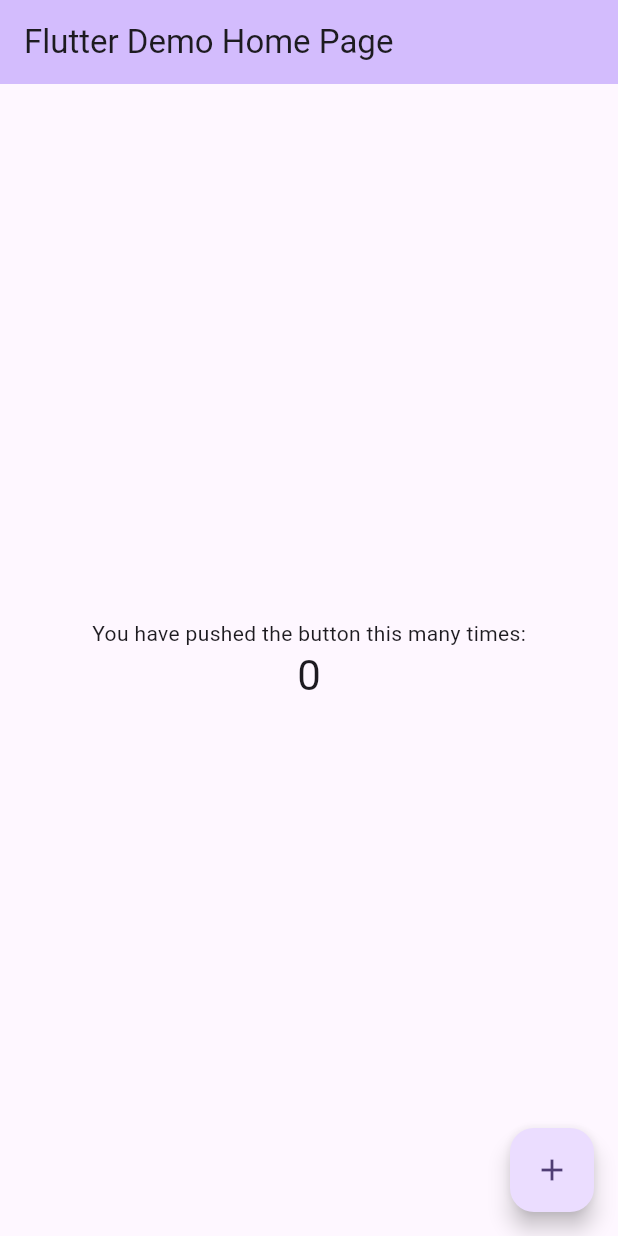
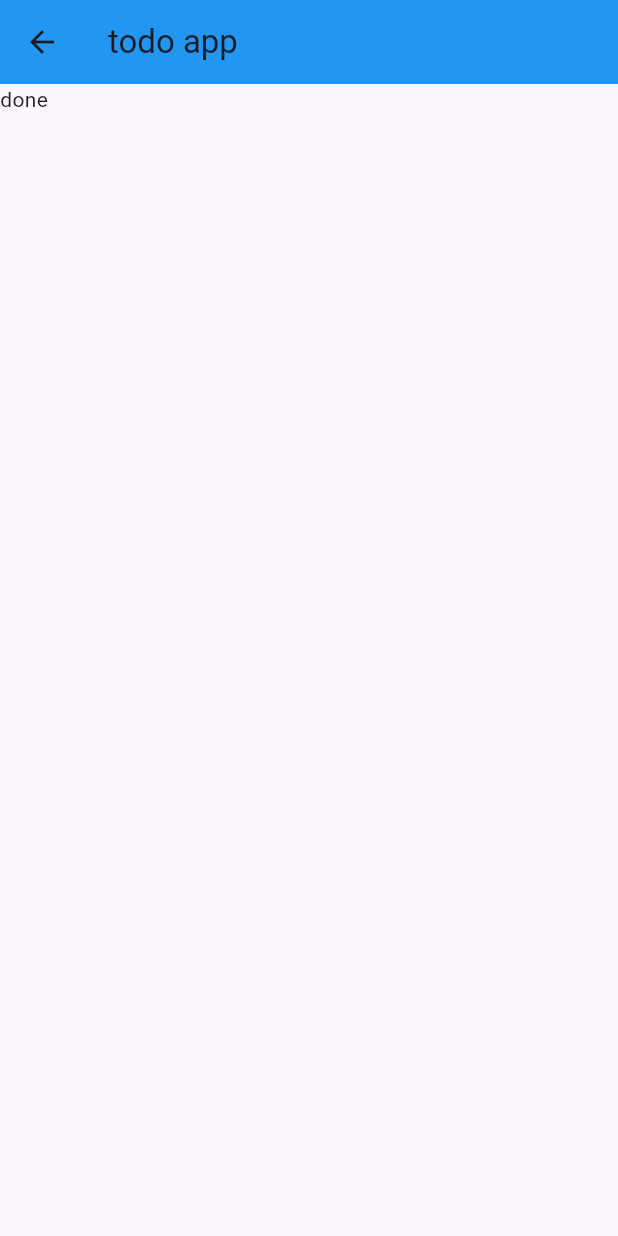
Before and after one commit to omar-diab-3rd/todo, a Flutter app: the screen it shows after launch, on a phone screen of 412 x 824 dp. Run offline on Flutter 3.47's test engine with Material 3 defaults, Android fonts, the phone set to English and light mode, and no system bars.

Commit message:
splash is done

```diff
--- /dev/null
+++ b/lib/common/appimages.dart
@@ -0,0 +1,4 @@
+class imagess
+{
+  static String splashlogo="assets/images/splashlogo.png";
+}
--- a/lib/main.dart
+++ b/lib/main.dart
@@ -1,125 +1,11 @@
-import 'package:flutter/material.dart';
+ import 'package:flutter/material.dart';
+import 'package:todo/screens/splashscreen.dart';
 
-void main() {
-  runApp(const MyApp());
-}
-
-class MyApp extends StatelessWidget {
-  const MyApp({super.key});
-
-  // This widget is the root of your application.
-  @override
-  Widget build(BuildContext context) {
-    return MaterialApp(
-      title: 'Flutter Demo',
-      theme: ThemeData(
-        // This is the theme of your application.
-        //
-        // TRY THIS: Try running your application with "flutter run". You'll see
-        // the application has a purple toolbar. Then, without quitting the app,
-        // try changing the seedColor in the colorScheme below to Colors.green
-        // and then invoke "hot reload" (save your changes or press the "hot
-        // reload" button in a Flutter-supported IDE, or press "r" if you used
-        // the command line to start the app).
-        //
-        // Notice that the counter didn't reset back to zero; the application
-        // state is not lost during the reload. To reset the state, use hot
-        // restart instead.
-        //
-        // This works for code too, not just values: Most code changes can be
-        // tested with just a hot reload.
-        colorScheme: ColorScheme.fromSeed(seedColor: Colors.deepPurple),
-        useMaterial3: true,
-      ),
-      home: const MyHomePage(title: 'Flutter Demo Home Page'),
-    );
-  }
-}
-
-class MyHomePage extends StatefulWidget {
-  const MyHomePage({super.key, required this.title});
-
-  // This widget is the home page of your application. It is stateful, meaning
-  // that it has a State object (defined below) that contains fields that affect
-  // how it looks.
-
-  // This class is the configuration for the state. It holds the values (in this
-  // case the title) provided by the parent (in this case the App widget) and
-  // used by the build method of the State. Fields in a Widget subclass are
-  // always marked "final".
-
-  final String title;
-
-  @override
-  State<MyHomePage> createState() => _MyHomePageState();
-}
-
-class _MyHomePageState extends State<MyHomePage> {
-  int _counter = 0;
-
-  void _incrementCounter() {
-    setState(() {
-      // This call to setState tells the Flutter framework that something has
-      // changed in this State, which causes it to rerun the build method below
-      // so that the display can reflect the updated values. If we changed
-      // _counter without calling setState(), then the build method would not be
-      // called again, and so nothing would appear to happen.
-      _counter++;
-    });
-  }
-
-  @override
-  Widget build(BuildContext context) {
-    // This method is rerun every time setState is called, for instance as done
-    // by the _incrementCounter method above.
-    //
-    // The Flutter framework has been optimized to make rerunning build methods
-    // fast, so that you can just rebuild anything that needs updating rather
-    // than having to individually change instances of widgets.
-    return Scaffold(
-      appBar: AppBar(
-        // TRY THIS: Try changing the color here to a specific color (to
-        // Colors.amber, perhaps?) and trigger a hot reload to see the AppBar
-        // change color while the other colors stay the same.
-        backgroundColor: Theme.of(context).colorScheme.inversePrimary,
-        // Here we take the value from the MyHomePage object that was created by
-        // the App.build method, and use it to set our appbar title.
-        title: Text(widget.title),
-      ),
-      body: Center(
-        // Center is a layout widget. It takes a single child and positions it
-        // in the middle of the parent.
-        child: Column(
-          // Column is also a layout widget. It takes a list of children and
-          // arranges them vertically. By default, it sizes itself to fit its
-          // children horizontally, and tries to be as tall as its parent.
-          //
-          // Column has various properties to control how it sizes itself and
-          // how it positions its children. Here we use mainAxisAlignment to
-          // center the children vertically; the main axis here is the vertical
-          // axis because Columns are vertical (the cross axis would be
-          // horizontal).
-          //
-          // TRY THIS: Invoke "debug painting" (choose the "Toggle Debug Paint"
-          // action in the IDE, or press "p" in the console), to see the
-          // wireframe for each widget.
-          mainAxisAlignment: MainAxisAlignment.center,
-          children: <Widget>[
-            const Text(
-              'You have pushed the button this many times:',
-            ),
-            Text(
-              '$_counter',
-              style: Theme.of(context).textTheme.headlineMedium,
-            ),
-          ],
-        ),
-      ),
-      floatingActionButton: FloatingActionButton(
-        onPressed: _incrementCounter,
-        tooltip: 'Increment',
-        child: const Icon(Icons.add),
-      ), // This trailing comma makes auto-formatting nicer for build methods.
-    );
-  }
-}
+void main()
+ {
+  runApp(const MaterialApp(
+    debugShowCheckedModeBanner: false,
+    home: Splashscreen(),
+  )
+  );
+ }
--- /dev/null
+++ b/lib/screens/homescreen.dart
@@ -0,0 +1,21 @@
+import 'package:flutter/material.dart';
+
+class Homescreen extends StatelessWidget {
+  const Homescreen({super.key});
+
+  @override
+  Widget build(BuildContext context) {
+    return Scaffold(
+      appBar: AppBar(
+        backgroundColor: Colors.blue,
+        title:const Text("todo app"),
+      ),
+
+      body:const Column(
+        children: [
+          Text("done")
+        ],
+      ),
+    );
+  }
+}
--- a/pubspec.yaml
+++ b/pubspec.yaml
@@ -59,9 +59,9 @@ flutter:
   uses-material-design: true
 
   # To add assets to your application, add an assets section, like this:
-  # assets:
-  #   - images/a_dot_burr.jpeg
-  #   - images/a_dot_ham.jpeg
+  assets:
+    - assets/images/
+
 
   # An image asset can refer to one or more resolution-specific "variants", see
   # https://flutter.dev/to/resolution-aware-images
```
Also changed, not shown: lib/screens/splashscreen.dart (added, +22 -0 lines), assets/images/splashlogo.png (added).
